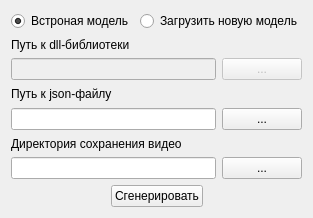
The window that QtAlgoritmAnlis/QtAlgoritmAnalis/QtGUIVideoGenerate.ui (Fullback22/AlgoritmAnalis) describes before a commit, drawn with Qt 5.
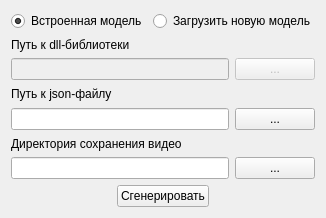
The same window after the commit.

What changed in the file:
```diff
--- a/QtAlgoritmAnlis/QtAlgoritmAnalis/QtGUIVideoGenerate.ui
+++ b/QtAlgoritmAnlis/QtAlgoritmAnalis/QtGUIVideoGenerate.ui
@@ -6,7 +6,7 @@
    <rect>
     <x>0</x>
     <y>0</y>
-    <width>287</width>
+    <width>293</width>
     <height>218</height>
    </rect>
   </property>
@@ -19,7 +19,7 @@
      <item>
       <widget class="QRadioButton" name="RB_builtInMobel">
        <property name="text">
-        <string>Встроная модель</string>
+        <string>Встроенная модель</string>
        </property>
        <property name="checked">
         <bool>true</bool>
```
